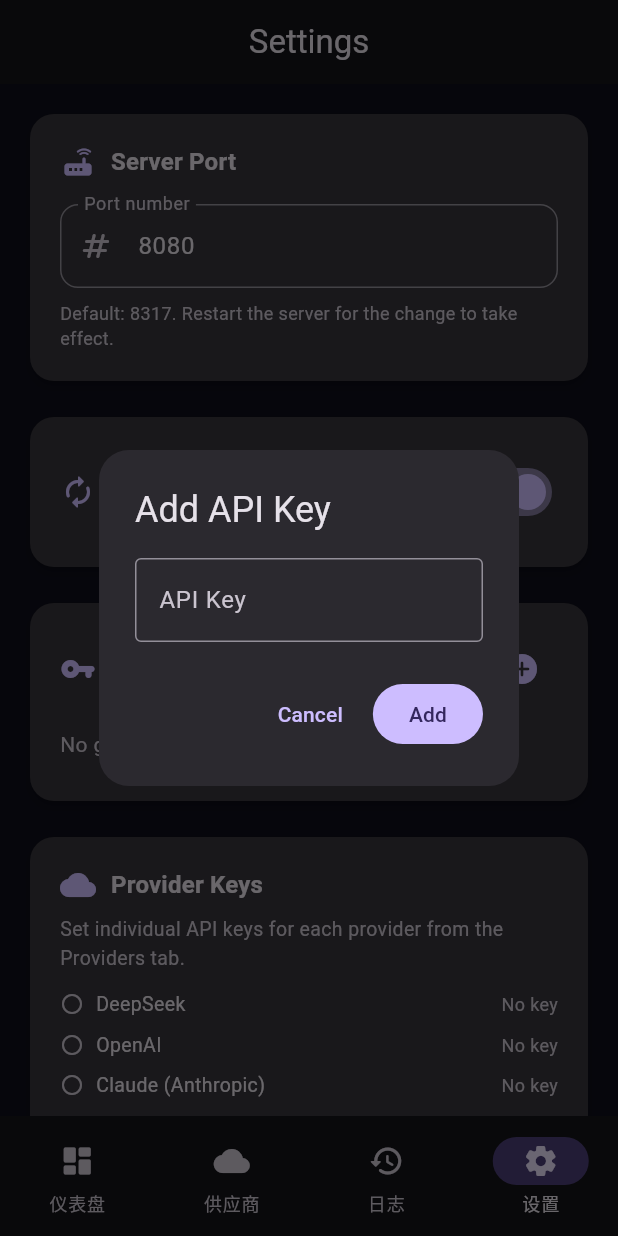
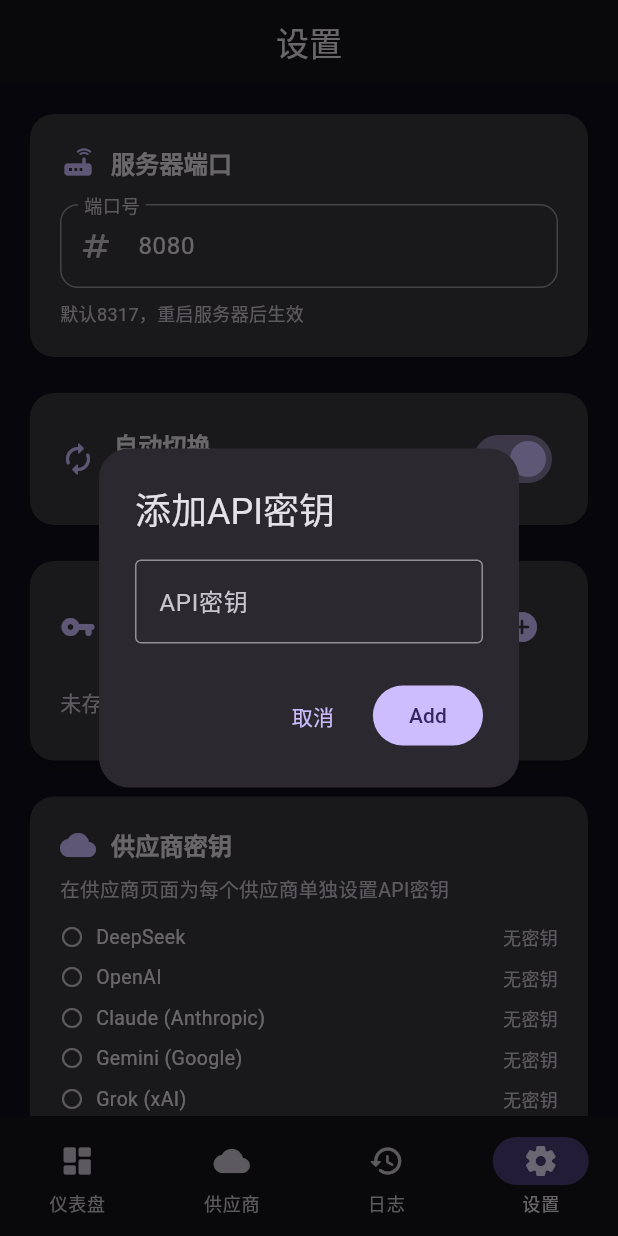
Before and after one commit to ddfc1991/cap-relay, a Flutter app: the screen it shows after launch, item 4 of the bottom bar chosen, after a tap on the "add circle" icon, on a phone screen of 412 x 824 dp. Run offline on Flutter 3.47's test engine with Material 3 defaults, Android fonts, the phone set to English and light mode, and no system bars; our stand-ins replace shared_preferences, shelf; missing offline and left inert: shelf_router.

Commit message:
Full Chinese UI

```diff
--- a/lib/main.dart
+++ b/lib/main.dart
@@ -17,7 +17,7 @@ void main() async {
   // Determine a suitable storage directory.
   // On Linux/Android this uses the user's home directory or a temp fallback.
   final storageDir = Directory(
-    Platform.environment['HOME'] ??
+    Platform.environment['主页'] ??
         Platform.environment['TMPDIR'] ??
         '/tmp',
   );
@@ -57,7 +57,7 @@ class CapRelayApp extends StatelessWidget {
   Widget build(BuildContext context) {
     // Use a deep vibrant seed color for Material You dynamic colors
     return MaterialApp(
-      title: 'CAP Relay',
+      title: 'CAP 中转',
       debugShowCheckedModeBanner: false,
       themeMode: ThemeMode.dark,
       darkTheme: ThemeData(
--- a/lib/screens/dashboard_screen.dart
+++ b/lib/screens/dashboard_screen.dart
@@ -17,7 +17,7 @@ class DashboardScreen extends StatelessWidget {
 
     return Scaffold(
       appBar: AppBar(
-        title: const Text('CAP Relay'),
+        title: const Text('CAP 中转'),
         centerTitle: true,
         backgroundColor: colorScheme.surface,
         foregroundColor: colorScheme.onSurface,
@@ -71,7 +71,7 @@ class DashboardScreen extends StatelessWidget {
       if (context.mounted) {
         ScaffoldMessenger.of(context).showSnackBar(
           const SnackBar(
-            content: Text('Server started'),
+            content: Text('服务器已启动'),
             behavior: SnackBarBehavior.floating,
           ),
         );
@@ -80,7 +80,7 @@ class DashboardScreen extends StatelessWidget {
       if (context.mounted) {
         ScaffoldMessenger.of(context).showSnackBar(
           SnackBar(
-            content: Text('Failed to start server: $e'),
+            content: Text('启动失败: $e'),
             behavior: SnackBarBehavior.floating,
             backgroundColor: Theme.of(context).colorScheme.error,
           ),
@@ -94,7 +94,7 @@ class DashboardScreen extends StatelessWidget {
     if (context.mounted) {
       ScaffoldMessenger.of(context).showSnackBar(
         const SnackBar(
-          content: Text('Server stopped'),
+          content: Text('服务器已停止'),
           behavior: SnackBarBehavior.floating,
         ),
       );
@@ -189,7 +189,7 @@ class _ServerStatusCard extends StatelessWidget {
                     size: 18, color: colorScheme.onSurfaceVariant),
                 const SizedBox(width: 6),
                 Text(
-                  'Port: $port',
+                  '端口: $port',
                   style: TextStyle(
                     color: colorScheme.onSurfaceVariant,
                     fontSize: 14,
@@ -203,7 +203,7 @@ class _ServerStatusCard extends StatelessWidget {
               child: FilledButton.icon(
                 onPressed: serverRunning ? onStop : onStart,
                 icon: Icon(serverRunning ? Icons.stop_rounded : Icons.play_arrow_rounded),
-                label: Text(serverRunning ? 'Stop Server' : 'Start Server'),
+                label: Text(serverRunning ? '停止服务器' : '启动服务器'),
                 style: FilledButton.styleFrom(
                   backgroundColor: serverRunning
                       ? colorScheme.error
@@ -302,7 +302,7 @@ class _ActiveProviderCard extends StatelessWidget {
               ),
             ] else ...[
               Text(
-                'No provider configured',
+                '未配置供应商',
                 style: TextStyle(color: colorScheme.onSurfaceVariant),
               ),
             ],
@@ -373,7 +373,7 @@ class _RequestCounterCard extends StatelessWidget {
               crossAxisAlignment: CrossAxisAlignment.start,
               children: [
                 Text(
-                  'Requests',
+                  '请求数',
                   style: Theme.of(context).textTheme.titleMedium?.copyWith(
                         fontWeight: FontWeight.w600,
                       ),
@@ -387,7 +387,7 @@ class _RequestCounterCard extends StatelessWidget {
                   ),
                 ),
                 Text(
-                  '$logCount logged',
+                  '已记录 $logCount 条',
                   style: TextStyle(
                     color: colorScheme.onSurfaceVariant,
                     fontSize: 13,
@@ -450,7 +450,7 @@ class _ProviderHealthCard extends StatelessWidget {
             const SizedBox(height: 16),
             if (providers.isEmpty)
               Text(
-                'No providers configured',
+                '未配置供应商',
                 style: TextStyle(color: colorScheme.onSurfaceVariant),
               )
             else
@@ -468,13 +468,13 @@ class _ProviderHealthCard extends StatelessWidget {
     switch (status) {
       case ProviderStatus.active:
         dotColor = Colors.greenAccent;
-        statusLabel = 'Active';
+        statusLabel = '活跃';
       case ProviderStatus.quotaExhausted:
         dotColor = Colors.orangeAccent;
-        statusLabel = 'Exhausted';
+        statusLabel = '已耗尽';
       case ProviderStatus.error:
         dotColor = Colors.redAccent;
-        statusLabel = 'Error';
+        statusLabel = '错误';
     }
 
     return Padding(
--- a/lib/screens/logs_screen.dart
+++ b/lib/screens/logs_screen.dart
@@ -50,7 +50,7 @@ class _LogsScreenState extends State<LogsScreen> {
 
     return Scaffold(
       appBar: AppBar(
-        title: const Text('Request Logs'),
+        title: const Text('请求日志'),
         centerTitle: true,
         backgroundColor: colorScheme.surface,
         foregroundColor: colorScheme.onSurface,
@@ -62,14 +62,14 @@ class _LogsScreenState extends State<LogsScreen> {
                 appState.clearLogs();
                 ScaffoldMessenger.of(context).showSnackBar(
                   const SnackBar(
-                    content: Text('Logs cleared'),
+                    content: Text('日志已清空'),
                     behavior: SnackBarBehavior.floating,
                   ),
                 );
               },
               icon: Icon(Icons.delete_sweep_rounded,
                   color: colorScheme.onSurfaceVariant),
-              tooltip: 'Clear logs',
+              tooltip: '清空日志',
             ),
         ],
       ),
@@ -82,13 +82,13 @@ class _LogsScreenState extends State<LogsScreen> {
                       size: 64, color: colorScheme.onSurfaceVariant),
                   const SizedBox(height: 16),
                   Text(
-                    'No request logs yet',
+                    '暂无请求日志',
                     style: TextStyle(
                         color: colorScheme.onSurfaceVariant, fontSize: 16),
                   ),
                   const SizedBox(height: 8),
                   Text(
-                    'Requests will appear here as they are processed',
+                    '请求处理后会显示在这里',
                     style: TextStyle(
                       color: colorScheme.onSurfaceVariant.withOpacity(0.7),
                       fontSize: 13,
@@ -109,7 +109,7 @@ class _LogsScreenState extends State<LogsScreen> {
                           size: 16, color: colorScheme.onSurfaceVariant),
                       const SizedBox(width: 6),
                       Text(
-                        'Auto-scroll',
+                        '自动滚动',
                         style: TextStyle(
                           fontSize: 13,
                           color: colorScheme.onSurfaceVariant,
@@ -294,7 +294,7 @@ class _LogListItem extends StatelessWidget {
 
   String _formatDuration(Duration d) {
     if (d.inMilliseconds < 1000) {
-      return '${d.inMilliseconds}ms';
+      return '${d.inMilliseconds}毫秒';
     }
     return '${(d.inMilliseconds / 1000).toStringAsFixed(1)}s';
   }
--- a/lib/screens/providers_screen.dart
+++ b/lib/screens/providers_screen.dart
@@ -16,7 +16,7 @@ class ProvidersScreen extends StatelessWidget {
 
     return Scaffold(
       appBar: AppBar(
-        title: const Text('Providers'),
+        title: const Text('供应商'),
         centerTitle: true,
         backgroundColor: colorScheme.surface,
         foregroundColor: colorScheme.onSurface,
@@ -28,7 +28,7 @@ class ProvidersScreen extends StatelessWidget {
           if (context.mounted) {
             ScaffoldMessenger.of(context).showSnackBar(
               const SnackBar(
-                content: Text('Exhausted providers reset'),
+                content: Text('已重置所有耗尽供应商'),
                 behavior: SnackBarBehavior.floating,
               ),
             );
@@ -47,14 +47,14 @@ class ProvidersScreen extends StatelessWidget {
                               size: 64, color: colorScheme.onSurfaceVariant),
                           const SizedBox(height: 16),
                           Text(
-                            'No providers configured',
+                            '未配置供应商',
                             style: TextStyle(
                                 color: colorScheme.onSurfaceVariant,
                                 fontSize: 16),
                           ),
                           const SizedBox(height: 8),
                           Text(
-                            'Tap + to add a custom provider',
+                            '点 + 添加自定义供应商',
                             style: TextStyle(
                                 color:
                                     colorScheme.onSurfaceVariant.withOpacity(0.7),
@@ -117,7 +117,7 @@ class ProvidersScreen extends StatelessWidget {
         actions: [
           TextButton(
             onPressed: () => Navigator.pop(ctx),
-            child: const Text('Cancel'),
+            child: const Text('取消'),
           ),
           FilledButton(
             onPressed: () {
@@ -125,12 +125,12 @@ class ProvidersScreen extends StatelessWidget {
               Navigator.pop(ctx);
               ScaffoldMessenger.of(context).showSnackBar(
                 const SnackBar(
-                  content: Text('API key updated'),
+                  content: Text('API密钥已更新'),
                   behavior: SnackBarBehavior.floating,
                 ),
               );
             },
-            child: const Text('Save'),
+            child: const Text('保存'),
           ),
         ],
       ),
@@ -145,12 +145,12 @@ class ProvidersScreen extends StatelessWidget {
       context: context,
       builder: (ctx) => AlertDialog(
         shape: RoundedRectangleBorder(borderRadius: BorderRadius.circular(20)),
-        title: const Text('Delete Provider'),
-        content: Text('Remove "${provider.name}" from providers?'),
+        title: const Text('删除供应商'),
+        content: Text('确定删除 "${provider.name}"？'),
         actions: [
           TextButton(
             onPressed: () => Navigator.pop(ctx),
-            child: const Text('Cancel'),
+            child: const Text('取消'),
           ),
           FilledButton(
             onPressed: () {
@@ -186,7 +186,7 @@ class ProvidersScreen extends StatelessWidget {
       context: context,
       builder: (ctx) => AlertDialog(
         shape: RoundedRectangleBorder(borderRadius: BorderRadius.circular(20)),
-        title: const Text('Add Custom Provider'),
+        title: const Text('添加自定义供应商'),
         content: SingleChildScrollView(
           child: Column(
             mainAxisSize: MainAxisSize.min,
@@ -194,9 +194,9 @@ class ProvidersScreen extends StatelessWidget {
               TextField(
                 controller: nameCtrl,
                 decoration: const InputDecoration(
-                  labelText: 'Name',
+                  labelText: '名称',
                   border: OutlineInputBorder(),
-                  hintText: 'e.g. My Provider',
+                  hintText: '例如：我的供应商',
                 ),
               ),
               const SizedBox(height: 12),
@@ -212,7 +212,7 @@ class ProvidersScreen extends StatelessWidget {
               TextField(
                 controller: modelCtrl,
                 decoration: const InputDecoration(
-                  labelText: 'Models (comma-separated)',
+                  labelText: '模型（逗号分隔）',
                   border: OutlineInputBorder(),
                   hintText: 'model-1, model-2',
                 ),
@@ -221,7 +221,7 @@ class ProvidersScreen extends StatelessWidget {
               TextField(
                 controller: apiKeyCtrl,
                 decoration: const InputDecoration(
-                  labelText: 'API Key (optional)',
+                  labelText: 'API密钥（可选）',
                   border: OutlineInputBorder(),
                   hintText: 'sk-...',
                 ),
@@ -233,7 +233,7 @@ class ProvidersScreen extends StatelessWidget {
         actions: [
           TextButton(
             onPressed: () => Navigator.pop(ctx),
-            child: const Text('Cancel'),
+            child: const Text('取消'),
           ),
           FilledButton(
             onPressed: () {
@@ -273,7 +273,7 @@ class ProvidersScreen extends StatelessWidget {
               Navigator.pop(ctx);
               ScaffoldMessenger.of(context).showSnackBar(
                 SnackBar(
-                  content: Text('Provider "$name" added'),
+                  content: Text('供应商 "$name" 已添加'),
                   behavior: SnackBarBehavior.floating,
                 ),
               );
@@ -316,7 +316,7 @@ class _ProviderListItem extends StatelessWidget {
         statusLabel = '活跃';
       case ProviderStatus.quotaExhausted:
         statusColor = Colors.orangeAccent;
-        statusLabel = 'Exhausted';
+        statusLabel = '已耗尽';
       case ProviderStatus.error:
         statusColor = Colors.redAccent;
         statusLabel = '错误';
@@ -409,7 +409,7 @@ class _ProviderListItem extends StatelessWidget {
                             const SizedBox(width: 8),
                             _infoChip(
                               Icons.vpn_key_rounded,
-                              'Key set',
+                              '密钥已设置',
                               colorScheme,
                               labelColor: Colors.blueAccent,
                             ),
--- a/lib/screens/settings_screen.dart
+++ b/lib/screens/settings_screen.dart
@@ -16,7 +16,7 @@ class SettingsScreen extends StatelessWidget {
 
     return Scaffold(
       appBar: AppBar(
-        title: const Text('Settings'),
+        title: const Text('设置'),
         centerTitle: true,
         backgroundColor: colorScheme.surface,
         foregroundColor: colorScheme.onSurface,
@@ -42,7 +42,7 @@ class SettingsScreen extends StatelessWidget {
                           color: colorScheme.primary, size: 24),
                       const SizedBox(width: 10),
                       Text(
-                        'Server Port',
+                        '服务器端口',
                         style: theme.textTheme.titleMedium?.copyWith(
                           fontWeight: FontWeight.w600,
                         ),
@@ -57,7 +57,7 @@ class SettingsScreen extends StatelessWidget {
                     ),
                     keyboardType: TextInputType.number,
                     decoration: InputDecoration(
-                      labelText: 'Port number',
+                      labelText: '端口号',
                       hintText: '8317',
                       border: OutlineInputBorder(
                         borderRadius: BorderRadius.circular(12),
@@ -70,14 +70,14 @@ class SettingsScreen extends StatelessWidget {
                         appState.updatePort(port);
                         ScaffoldMessenger.of(context).showSnackBar(
                           SnackBar(
-                            content: Text('Port updated to $port'),
+                            content: Text('端口已更新为 $port'),
                             behavior: SnackBarBehavior.floating,
                           ),
                         );
                       } else {
                         ScaffoldMessenger.of(context).showSnackBar(
                           SnackBar(
-                            content: const Text('Invalid port number (1-65535)'),
+                            content: const Text('端口号无效（1-65535）'),
                             behavior: SnackBarBehavior.floating,
                             backgroundColor: colorScheme.error,
                           ),
@@ -87,7 +87,7 @@ class SettingsScreen extends StatelessWidget {
                   ),
                   const SizedBox(height: 8),
                   Text(
-                    'Default: 8317. Restart the server for the change to take effect.',
+                    '默认8317，重启服务器后生效',
                     style: TextStyle(
                       fontSize: 12,
                       color: colorScheme.onSurfaceVariant,
@@ -117,14 +117,14 @@ class SettingsScreen extends StatelessWidget {
                       crossAxisAlignment: CrossAxisAlignment.start,
                       children: [
                         Text(
-                          'Auto-Failover',
+                          '自动切换',
                           style: theme.textTheme.titleMedium?.copyWith(
                             fontWeight: FontWeight.w600,
                           ),
                         ),
                         const SizedBox(height: 2),
                         Text(
-                          'Automatically switch to next available provider on failure',
+                          '故障时自动切换到下一个可用供应商',
                           style: TextStyle(
                             fontSize: 12,
                             color: colorScheme.onSurfaceVariant,
@@ -172,7 +172,7 @@ class SettingsScreen extends StatelessWidget {
                             _showAddApiKeyDialog(context, appState),
                         icon: Icon(Icons.add_circle_rounded,
                             color: colorScheme.primary),
-                        tooltip: 'Add API key',
+                        tooltip: '添加API密钥',
                       ),
                     ],
                   ),
@@ -181,7 +181,7 @@ class SettingsScreen extends StatelessWidget {
                     Padding(
                       padding: const EdgeInsets.symmetric(vertical: 8),
                       child: Text(
-                        'No global API keys stored',
+                        '未存储全局API密钥',
                         style: TextStyle(
                           color: colorScheme.onSurfaceVariant,
                           fontSize: 14,
@@ -214,7 +214,7 @@ class SettingsScreen extends StatelessWidget {
                               icon: Icon(Icons.remove_circle_outline_rounded,
                                   size: 20,
                                   color: colorScheme.error),
-                              tooltip: 'Remove key',
+                              tooltip: '删除密钥',
                               padding: EdgeInsets.zero,
                               constraints: const BoxConstraints(),
                             ),
@@ -245,7 +245,7 @@ class SettingsScreen extends StatelessWidget {
                           color: colorScheme.primary, size: 24),
                       const SizedBox(width: 10),
                       Text(
-                        'Provider Keys',
+                        '供应商密钥',
                         style: theme.textTheme.titleMedium?.copyWith(
                           fontWeight: FontWeight.w600,
                         ),
@@ -254,7 +254,7 @@ class SettingsScreen extends StatelessWidget {
                   ),
                   const SizedBox(height: 8),
                   Text(
-                    'Set individual API keys for each provider from the Providers tab.',
+                    '在供应商页面为每个供应商单独设置API密钥',
                     style: TextStyle(
                       fontSize: 13,
                       color: colorScheme.onSurfaceVariant,
@@ -284,7 +284,7 @@ class SettingsScreen extends StatelessWidget {
                           ),
                           const Spacer(),
                           Text(
-                            hasKey ? 'Key set' : 'No key',
+                            hasKey ? '密钥已设置' : '无密钥',
                             style: TextStyle(
                               fontSize: 12,
                               color: colorScheme.onSurfaceVariant,
@@ -326,26 +326,26 @@ class SettingsScreen extends StatelessWidget {
                   ),
                   const SizedBox(height: 12),
                   _aboutRow(
-                    'CAP Relay',
+                    'CAP 中转',
                     'v1.0.0',
                     colorScheme,
                   ),
                   const SizedBox(height: 6),
                   _aboutRow(
-                    'Description',
+                    '说明',
                     'A local API relay/middleware for AI providers with auto-failover',
                     colorScheme,
                   ),
                   const SizedBox(height: 6),
                   _aboutRow(
-                    'Providers configured',
+                    '已配置供应商',
                     '${appState.providers.length}',
                     colorScheme,
                   ),
                   const SizedBox(height: 6),
                   _aboutRow(
-                    'Server status',
-                    appState.serverRunning ? 'Running' : 'Stopped',
+                    '服务器状态',
+                    appState.serverRunning ? '运行中' : '已停止',
                     colorScheme,
                     valueColor: appState.serverRunning
                         ? Colors.greenAccent
@@ -365,8 +365,8 @@ class SettingsScreen extends StatelessWidget {
                         const SizedBox(width: 8),
                         Expanded(
                           child: Text(
-                            'Configure providers and API keys in the Providers tab,'
-                            ' then start the server from the Dashboard.',
+                            '在供应商页面配置供应商和API密钥，'
+                            '然后在仪表盘启动服务器。',
                             style: TextStyle(
                               fontSize: 12,
                               color: colorScheme.tertiary,
@@ -427,11 +427,11 @@ class SettingsScreen extends StatelessWidget {
       context: context,
       builder: (ctx) => AlertDialog(
         shape: RoundedRectangleBorder(borderRadius: BorderRadius.circular(20)),
-        title: const Text('Add API Key'),
+        title: const Text('添加API密钥'),
         content: TextField(
           controller: controller,
           decoration: const InputDecoration(
-            labelText: 'API Key',
+            labelText: 'API密钥',
             border: OutlineInputBorder(),
             hintText: 'sk-...',
           ),
@@ -440,7 +440,7 @@ class SettingsScreen extends StatelessWidget {
         actions: [
           TextButton(
             onPressed: () => Navigator.pop(ctx),
-            child: const Text('Cancel'),
+            child: const Text('取消'),
           ),
           FilledButton(
             onPressed: () {
@@ -450,7 +450,7 @@ class SettingsScreen extends StatelessWidget {
                 Navigator.pop(ctx);
                 ScaffoldMessenger.of(context).showSnackBar(
                   const SnackBar(
-                    content: Text('API key added'),
+                    content: Text('API密钥已添加'),
                     behavior: SnackBarBehavior.floating,
                   ),
                 );
```
